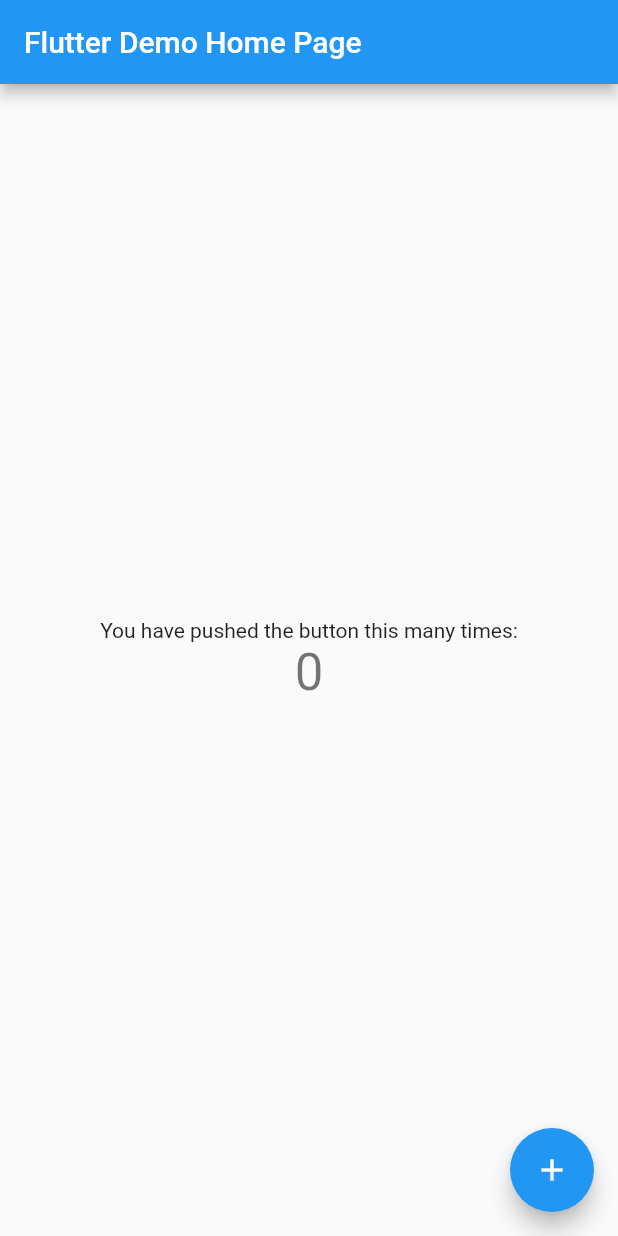
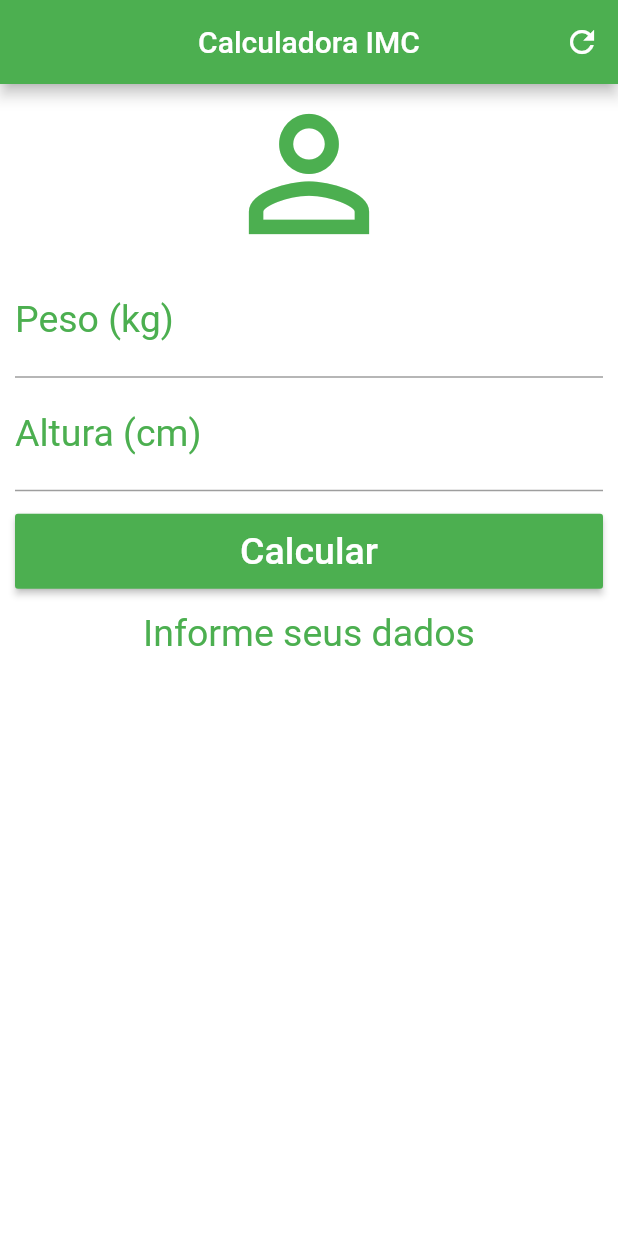
Before and after one commit to RobertoRosa7/flutter, a Flutter app: the screen it shows after launch, on a phone screen of 412 x 824 dp. Run offline on Flutter 3.47's test engine with Material 2 defaults, Android fonts, the light colour scheme and no system bars.

Commit message:
calculadora imc

```diff
--- a/calculadora_imc/lib/main.dart
+++ b/calculadora_imc/lib/main.dart
@@ -1,117 +1,133 @@
 import 'package:flutter/material.dart';
 
 void main() {
-  runApp(MyApp());
+  runApp(MaterialApp(
+    home: Home(),
+  ));
 }
 
-class MyApp extends StatelessWidget {
-  // This widget is the root of your application.
+class Home extends StatefulWidget {
   @override
-  Widget build(BuildContext context) {
-    return MaterialApp(
-      title: 'Flutter Demo',
-      theme: ThemeData(
-        // This is the theme of your application.
-        //
-        // Try running your application with "flutter run". You'll see the
-        // application has a blue toolbar. Then, without quitting the app, try
-        // changing the primarySwatch below to Colors.green and then invoke
-        // "hot reload" (press "r" in the console where you ran "flutter run",
-        // or simply save your changes to "hot reload" in a Flutter IDE).
-        // Notice that the counter didn't reset back to zero; the application
-        // is not restarted.
-        primarySwatch: Colors.blue,
-        // This makes the visual density adapt to the platform that you run
-        // the app on. For desktop platforms, the controls will be smaller and
-        // closer together (more dense) than on mobile platforms.
-        visualDensity: VisualDensity.adaptivePlatformDensity,
-      ),
-      home: MyHomePage(title: 'Flutter Demo Home Page'),
-    );
-  }
+  _HomeState createState() => _HomeState();
 }
 
-class MyHomePage extends StatefulWidget {
-  MyHomePage({Key key, this.title}) : super(key: key);
+class _HomeState extends State<Home> {
+  TextEditingController weightController = TextEditingController();
+  TextEditingController heightController = TextEditingController();
+  GlobalKey<FormState> _formKey = GlobalKey<FormState>();
+  String _info = "Informe seus dados";
 
-  // This widget is the home page of your application. It is stateful, meaning
-  // that it has a State object (defined below) that contains fields that affect
-  // how it looks.
-
-  // This class is the configuration for the state. It holds the values (in this
-  // case the title) provided by the parent (in this case the App widget) and
-  // used by the build method of the State. Fields in a Widget subclass are
-  // always marked "final".
-
-  final String title;
-
-  @override
-  _MyHomePageState createState() => _MyHomePageState();
-}
-
-class _MyHomePageState extends State<MyHomePage> {
-  int _counter = 0;
-
-  void _incrementCounter() {
+  void _resetFields() {
+    weightController.text = '';
+    heightController.text = '';
     setState(() {
-      // This call to setState tells the Flutter framework that something has
-      // changed in this State, which causes it to rerun the build method below
-      // so that the display can reflect the updated values. If we changed
-      // _counter without calling setState(), then the build method would not be
-      // called again, and so nothing would appear to happen.
-      _counter++;
+      _info = "Informe seus dados";
+      _formKey = GlobalKey<FormState>();
     });
   }
 
+  void calculate() {
+    setState(() {
+      double weight = double.parse(weightController.text);
+      double height = double.parse(heightController.text) / 100;
+      double imc = weight / (height * height);
+
+      if (imc < 18.6) {
+        _info = "Abaixo do peso (${convertToPrecision(imc)})";
+      } else if (imc >= 18.6 && imc < 24.9) {
+        _info = "Peso ideal (${convertToPrecision(imc)})";
+      } else if (imc >= 24.9 && imc < 29.9) {
+        _info = "Levemente acima do peso (${convertToPrecision(imc)})";
+      } else if (imc >= 29.9 && imc < 34.9) {
+        _info = "Obesidade Grau I (${convertToPrecision(imc)})";
+      } else if (imc >= 34.9 && imc < 39.9) {
+        _info = "Obesidade Grau II (${convertToPrecision(imc)})";
+      } else if (imc >= 40) {
+        _info = "Obesidade Grau III (${convertToPrecision(imc)})";
+      }
+    });
+  }
+
+  String convertToPrecision(double number) => number.toStringAsPrecision(4);
+
   @override
   Widget build(BuildContext context) {
-    // This method is rerun every time setState is called, for instance as done
-    // by the _incrementCounter method above.
-    //
-    // The Flutter framework has been optimized to make rerunning build methods
-    // fast, so that you can just rebuild anything that needs updating rather
-    // than having to individually change instances of widgets.
     return Scaffold(
-      appBar: AppBar(
-        // Here we take the value from the MyHomePage object that was created by
-        // the App.build method, and use it to set our appbar title.
-        title: Text(widget.title),
-      ),
-      body: Center(
-        // Center is a layout widget. It takes a single child and positions it
-        // in the middle of the parent.
-        child: Column(
-          // Column is also a layout widget. It takes a list of children and
-          // arranges them vertically. By default, it sizes itself to fit its
-          // children horizontally, and tries to be as tall as its parent.
-          //
-          // Invoke "debug painting" (press "p" in the console, choose the
-          // "Toggle Debug Paint" action from the Flutter Inspector in Android
-          // Studio, or the "Toggle Debug Paint" command in Visual Studio Code)
-          // to see the wireframe for each widget.
-          //
-          // Column has various properties to control how it sizes itself and
-          // how it positions its children. Here we use mainAxisAlignment to
-          // center the children vertically; the main axis here is the vertical
-          // axis because Columns are vertical (the cross axis would be
-          // horizontal).
-          mainAxisAlignment: MainAxisAlignment.center,
-          children: <Widget>[
-            Text(
-              'You have pushed the button this many times:',
-            ),
-            Text(
-              '$_counter',
-              style: Theme.of(context).textTheme.headline4,
-            ),
+        appBar: AppBar(
+          title: Text("Calculadora IMC"),
+          centerTitle: true,
+          backgroundColor: Colors.green,
+          actions: <Widget>[
+            IconButton(icon: Icon(Icons.refresh), onPressed: _resetFields),
           ],
         ),
-      ),
-      floatingActionButton: FloatingActionButton(
-        onPressed: _incrementCounter,
-        tooltip: 'Increment',
-        child: Icon(Icons.add),
-      ), // This trailing comma makes auto-formatting nicer for build methods.
-    );
+        backgroundColor: Colors.white,
+        body: SingleChildScrollView(
+            padding: EdgeInsets.fromLTRB(10.0, 0.0, 10.0, 0.0),
+            child: Form(
+              key: _formKey,
+              child: Column(
+                crossAxisAlignment: CrossAxisAlignment.stretch,
+                children: <Widget>[
+                  Icon(
+                    Icons.person_outline,
+                    size: 120.0,
+                    color: Colors.green,
+                  ),
+                  TextFormField(
+                    keyboardType: TextInputType.number,
+                    decoration: InputDecoration(
+                        labelText: "Peso (kg)",
+                        labelStyle: TextStyle(color: Colors.green)),
+                    textAlign: TextAlign.center,
+                    style: TextStyle(color: Colors.green, fontSize: 25.0),
+                    controller: weightController,
+                    validator: (value) {
+                      if (value.isEmpty) {
+                        return "Insira seu peso!";
+                      }
+                    },
+                  ),
+                  TextFormField(
+                    keyboardType: TextInputType.number,
+                    decoration: InputDecoration(
+                        labelText: "Altura (cm)",
+                        labelStyle: TextStyle(color: Colors.green)),
+                    textAlign: TextAlign.center,
+                    style: TextStyle(color: Colors.green, fontSize: 25.0),
+                    controller: heightController,
+                    validator: (value) {
+                      if (value.isEmpty) {
+                        return "Insira sua altura!";
+                      }
+                    },
+                  ),
+                  Padding(
+                    padding: EdgeInsets.only(top: 15.0, bottom: 15.0),
+                    child: Container(
+                      height: 50.0,
+                      child: RaisedButton(
+                        onPressed: () {
+                          if (_formKey.currentState.validate()) {
+                            calculate();
+                          }
+                        },
+                        child: Text(
+                          "Calcular",
+                          style: TextStyle(color: Colors.white, fontSize: 25.0),
+                        ),
+                        color: Colors.green,
+                      ),
+                    ),
+                  ),
+                  Text("$_info",
+                      textAlign: TextAlign.center,
+                      style: TextStyle(
+                        color: Colors.green,
+                        fontSize: 25.0,
+                      ))
+                ],
+              ),
+            )));
   }
 }
```
Also changed, not shown: 1 other file.
